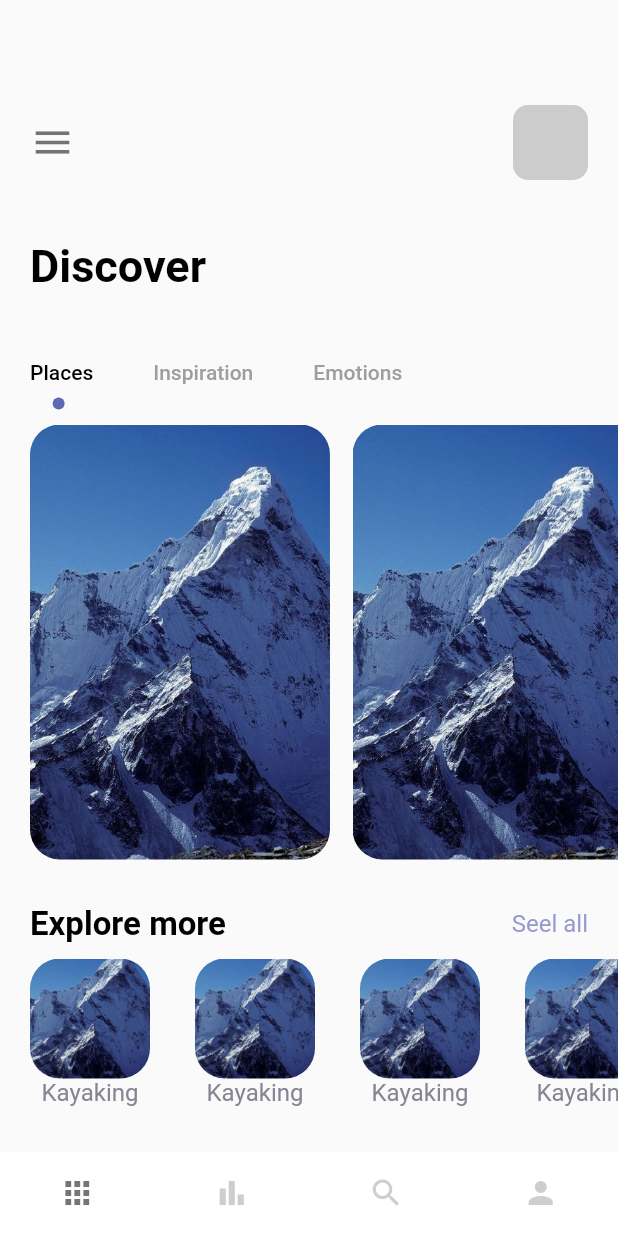
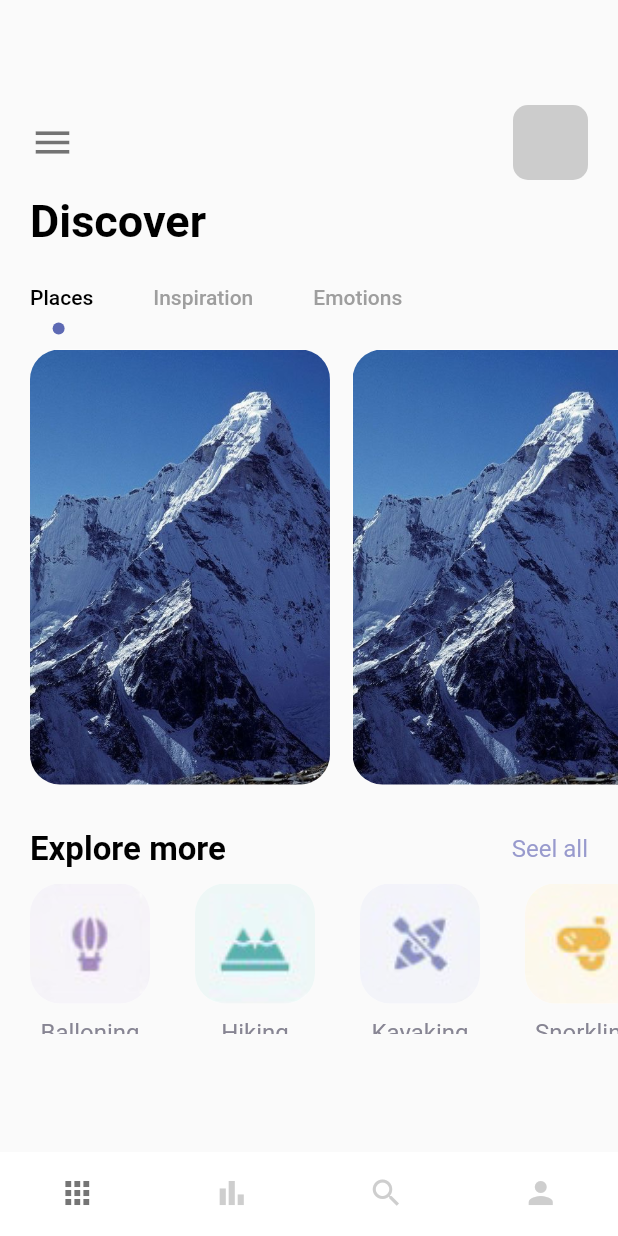
Before and after one commit to joaovieira23/travel-app, a Flutter app: the screen it shows after launch, on a phone screen of 412 x 824 dp. Run offline on Flutter 3.47's test engine with Material 2 defaults, Android fonts, the phone set to English and light mode, and no system bars.

Commit message:
feat: access the images and text using map.keys

```diff
--- a/lib/pages/navpages/home_page.dart
+++ b/lib/pages/navpages/home_page.dart
@@ -13,6 +13,12 @@ class HomePage extends StatefulWidget {
 }
 
 class _HomePageState extends State<HomePage> with TickerProviderStateMixin {
+  var images = {
+    "balloning.png": "Balloning",
+    "hiking.png": "Hiking",
+    "kayaking.png": "Kayaking",
+    "snorkling.png": "Snorkling"
+  };
   @override
   Widget build(BuildContext context) {
       TabController _tabController = TabController(length: 3, vsync: this);
@@ -40,13 +46,13 @@ class _HomePageState extends State<HomePage> with TickerProviderStateMixin {
                 ]
               ),
             ),
-            SizedBox(height: 40,),
+            SizedBox(height: 10,),
             //discover text
             Container(
               margin: const EdgeInsets.only(left: 20),
               child: AppLargeText(text: "Discover"),
             ),
-            SizedBox(height: 30,),
+            SizedBox(height: 10,),
             //TabBar
             Container(
               child: Align(
@@ -132,15 +138,16 @@ class _HomePageState extends State<HomePage> with TickerProviderStateMixin {
                             color: Colors.white,
                             image: DecorationImage(
                               image: AssetImage(
-                                "img/mountain.jpeg"
+                                "img/"+ images.keys.elementAt(index)
                               ),
                               fit: BoxFit.cover
                             )
                           ),
                         ),
+                        SizedBox(height: 10,),
                         Container(
                           child: AppText(
-                            text: "Kayaking",
+                            text: images.values.elementAt(index),
                             color: AppColors.textColor2,
                           ),
                         )
```
